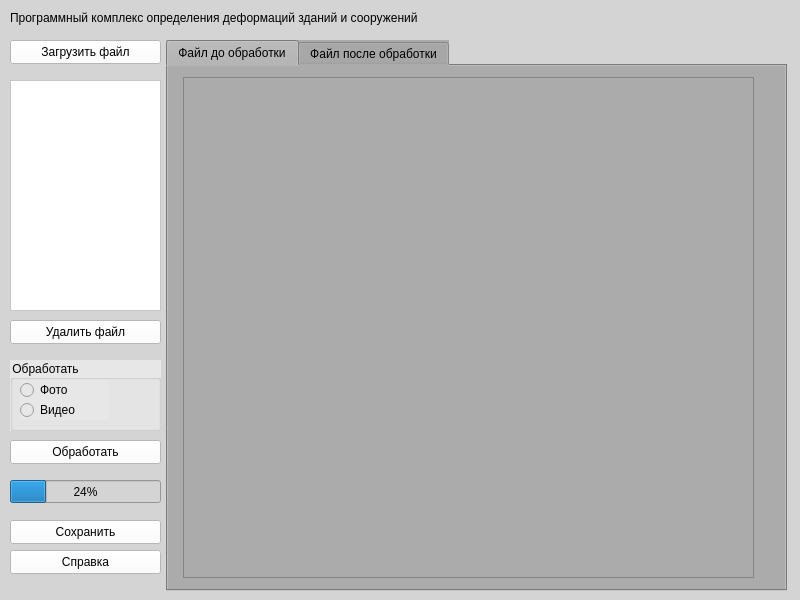
This is form.ui in Playmishka/treshina as Qt 5 draws it before an edit. The edited form follows.
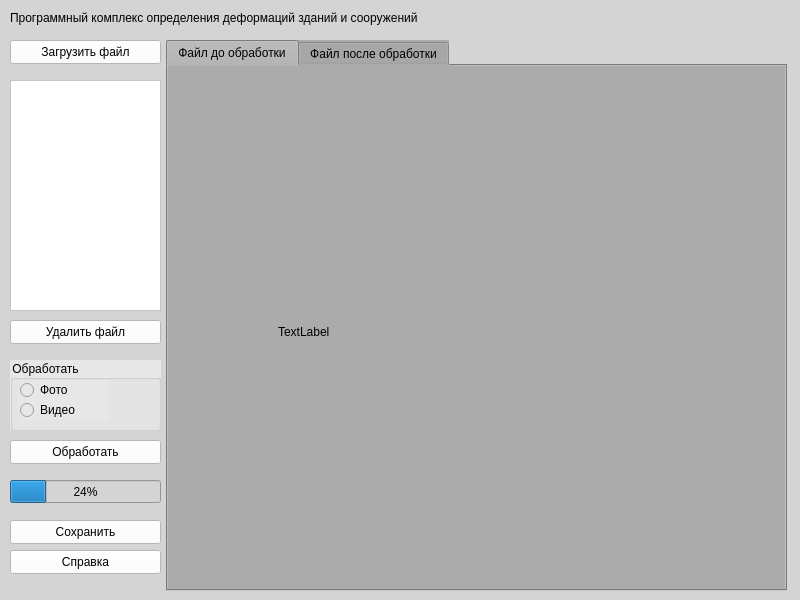
This is the edited form.

```diff
--- a/form.ui
+++ b/form.ui
@@ -116,15 +116,18 @@
     <attribute name="title">
      <string>Файл до обработки</string>
     </attribute>
-    <widget class="QGraphicsView" name="ImageWiget">
+    <widget class="QLabel" name="label_2">
      <property name="geometry">
       <rect>
-       <x>15</x>
-       <y>11</y>
-       <width>571</width>
-       <height>501</height>
+       <x>110</x>
+       <y>90</y>
+       <width>321</width>
+       <height>351</height>
       </rect>
      </property>
+     <property name="text">
+      <string>TextLabel</string>
+     </property>
     </widget>
    </widget>
    <widget class="QWidget" name="tab_2">
```
